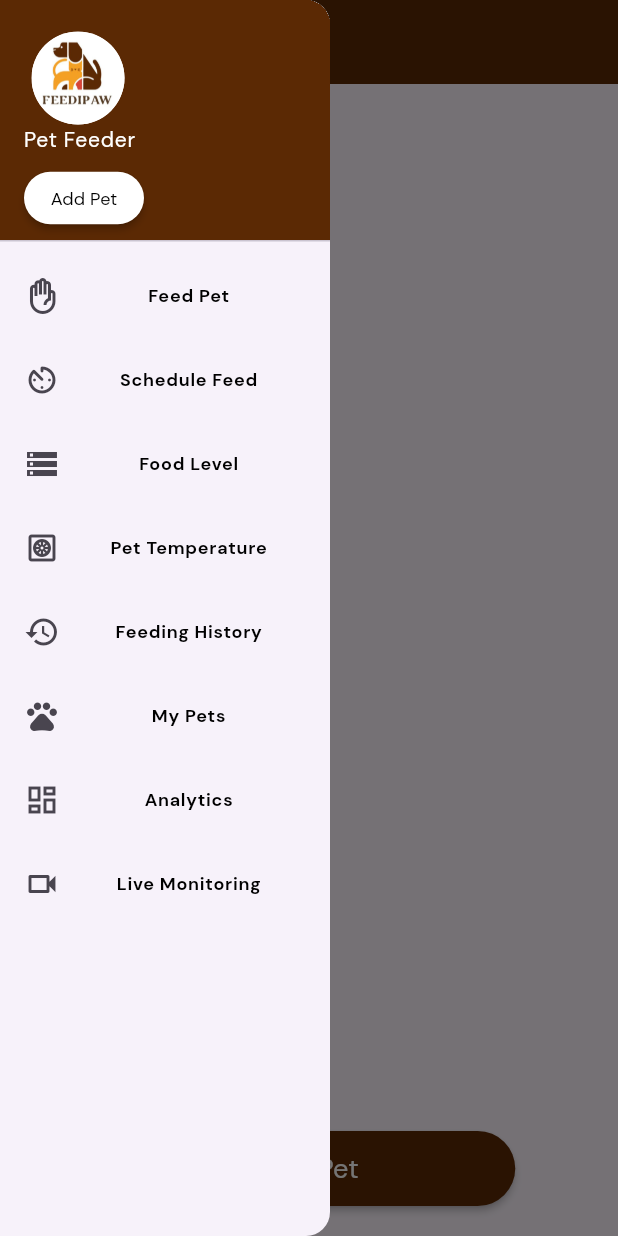
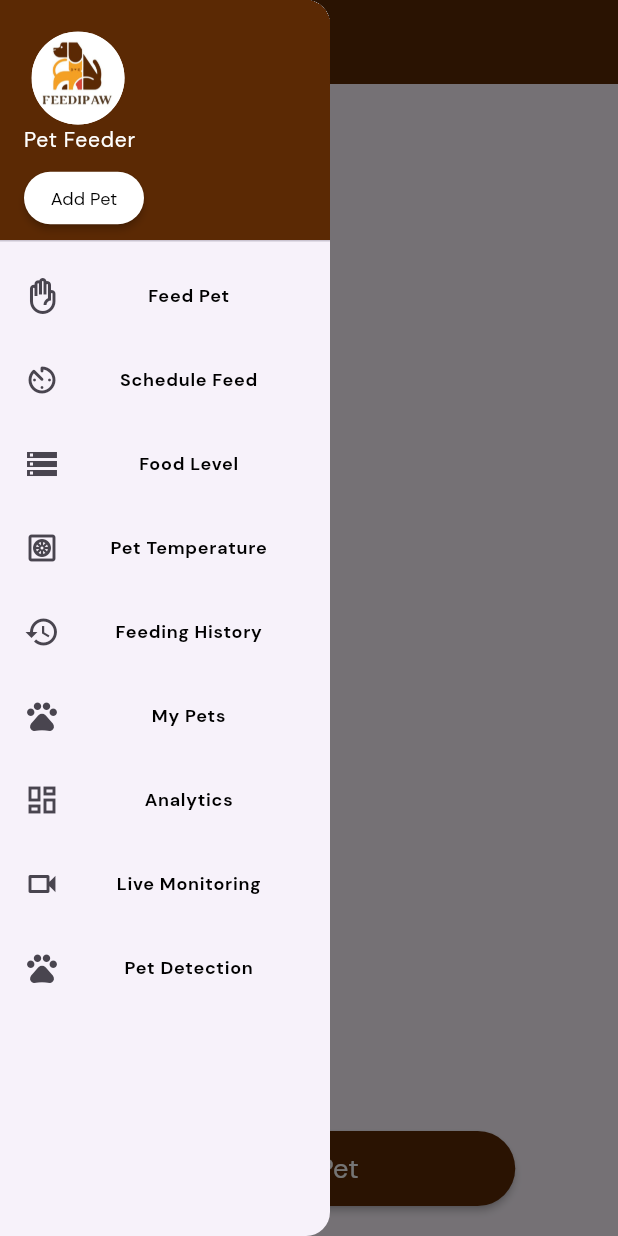
Before and after one commit to marku7/petFeeder, a Flutter app: the MyPetsScreen screen opened directly, in the side drawer, after a tap on "Add Pet", on a phone screen of 412 x 824 dp. Run offline on Flutter 3.47's test engine with Material 3 defaults, Android fonts, the phone set to English and light mode, and no system bars; our stand-ins replace audioplayers, cloud_firestore, firebase_core, firebase_database, firebase_storage, flutter_local_notifications and 7 more; accounts and stored records are empty; network calls fail.

Commit message:
modified pet detection

```diff
--- a/lib/services/pet_detection_service.dart
+++ b/lib/services/pet_detection_service.dart
@@ -2,7 +2,8 @@ import 'dart:async';
 import 'package:http/http.dart' as http;
 import 'dart:convert';
 import 'package:pet_feeder/services/ip_address_service.dart';
-import 'notification_service.dart';
+import 'package:pet_feeder/services/notification_service.dart';
+import 'package:pet_feeder/main.dart' as main_app;
 
 class PetDetectionService {
   static final PetDetectionService _instance = PetDetectionService._internal();
@@ -29,20 +30,38 @@ class PetDetectionService {
       final ipAddress = await _ipAddressService.getIpAddress();
       final cleanIp = ipAddress.replaceAll('http://', '').replaceAll('https://', '');
 
-      final response = await http.get(Uri.parse('http://$cleanIp/petDetector'));
+      final url = 'http://$cleanIp/petdetector';
+      print('DEBUG [PetDetectionService]: Checking URL: $url');
+
+      final response = await http.get(Uri.parse(url)).timeout(
+        const Duration(seconds: 3),
+        onTimeout: () {
+          throw TimeoutException('Connection timed out');
+        },
+      );
 
       if (response.statusCode == 200) {
         final data = json.decode(response.body);
+        print('DEBUG [PetDetectionService]: Response data: $data');
+
         final isPetNear = data['isPetNear'] == 'true';
 
         if (isPetNear && !_lastDetectionState) {
+          print('DEBUG [PetDetectionService]: Pet detected, showing notification');
           await _notificationService.showPetDetectionNotification();
+          if (main_app.navigatorKey.currentState != null) {
+            main_app.navigatorKey.currentState!.pushNamed('/pet-detection');
+          }
         }
 
         _lastDetectionState = isPetNear;
+      } else {
+        print('DEBUG [PetDetectionService]: Error response: ${response.statusCode}');
       }
+    } on TimeoutException {
+      print('DEBUG [PetDetectionService]: Connection timed out');
     } catch (e) {
-      print('Error checking pet detection: $e');
+      print('DEBUG [PetDetectionService]: Error checking pet detection: $e');
     }
   }
 }
--- a/lib/widgets/drawer_widget.dart
+++ b/lib/widgets/drawer_widget.dart
@@ -8,6 +8,7 @@ import 'package:pet_feeder/screens/home_screen.dart';
 import 'package:pet_feeder/screens/my_pets_screen.dart';
 import 'package:pet_feeder/screens/schedule_feed.dart';
 import 'package:pet_feeder/screens/temperature_screen.dart';
+import 'package:pet_feeder/screens/pet_detection_screen.dart';
 import 'package:pet_feeder/utils/colors.dart';
 import 'package:pet_feeder/widgets/button_widget.dart';
 import 'package:pet_feeder/widgets/text_widget.dart';
@@ -163,6 +164,19 @@ class _MyDrawerState extends State<DrawerWidget> {
                     builder: (context) => const CameraScreen()));
               },
             ),
+            ListTile(
+              leading: const Icon(Icons.pets),
+              title: TextWidget(
+                text: 'Pet Detection',
+                fontSize: 12,
+                color: Colors.black,
+                fontFamily: 'Bold',
+              ),
+              onTap: () {
+                Navigator.of(context).pushReplacement(MaterialPageRoute(
+                    builder: (context) => const PetDetectionScreen()));
+              },
+            ),
           ],
         ),
       ),
```
Also changed, not shown: lib/screens/my_pets_screen.dart (+6 -15 lines), lib/screens/pet_detection_screen.dart (added, +214 -0 lines).
